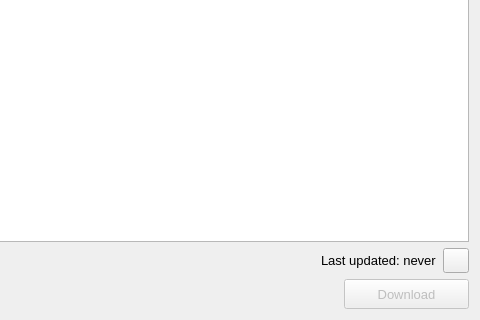
The window that threedi_models_and_simulations/ui/simulation_results.ui (nens/threedi-api-qgis-client) describes before a commit, drawn with Qt 5; both pictures show x 170 to 650 and y 180 to 500 of the 650 by 500 pixel window.
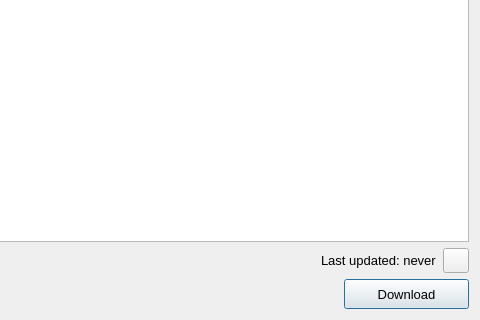
The same window after the commit. Icons and pictures are not drawn.

Diff of the .ui file:
```diff
--- a/threedi_models_and_simulations/ui/simulation_results.ui
+++ b/threedi_models_and_simulations/ui/simulation_results.ui
@@ -37,7 +37,7 @@
      <item row="0" column="2">
       <widget class="QPushButton" name="pb_download">
        <property name="enabled">
-        <bool>false</bool>
+        <bool>true</bool>
        </property>
        <property name="sizePolicy">
         <sizepolicy hsizetype="Preferred" vsizetype="Fixed">
```
Left out of the diff: 3 changed lines with no effect on the pictures.
